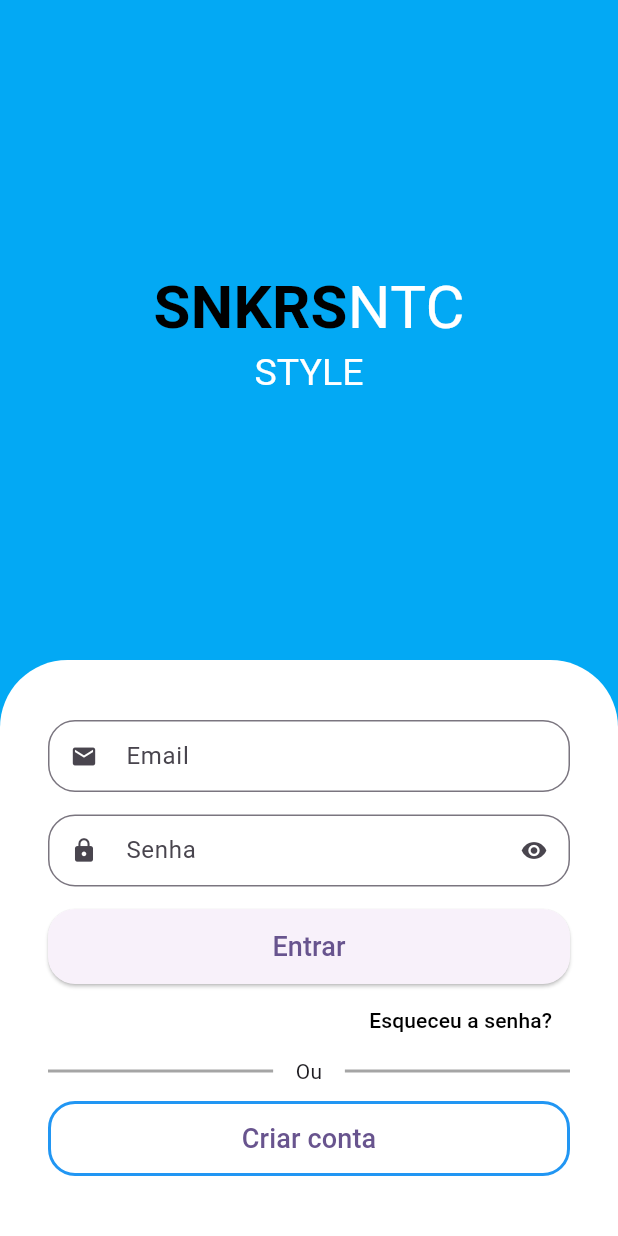
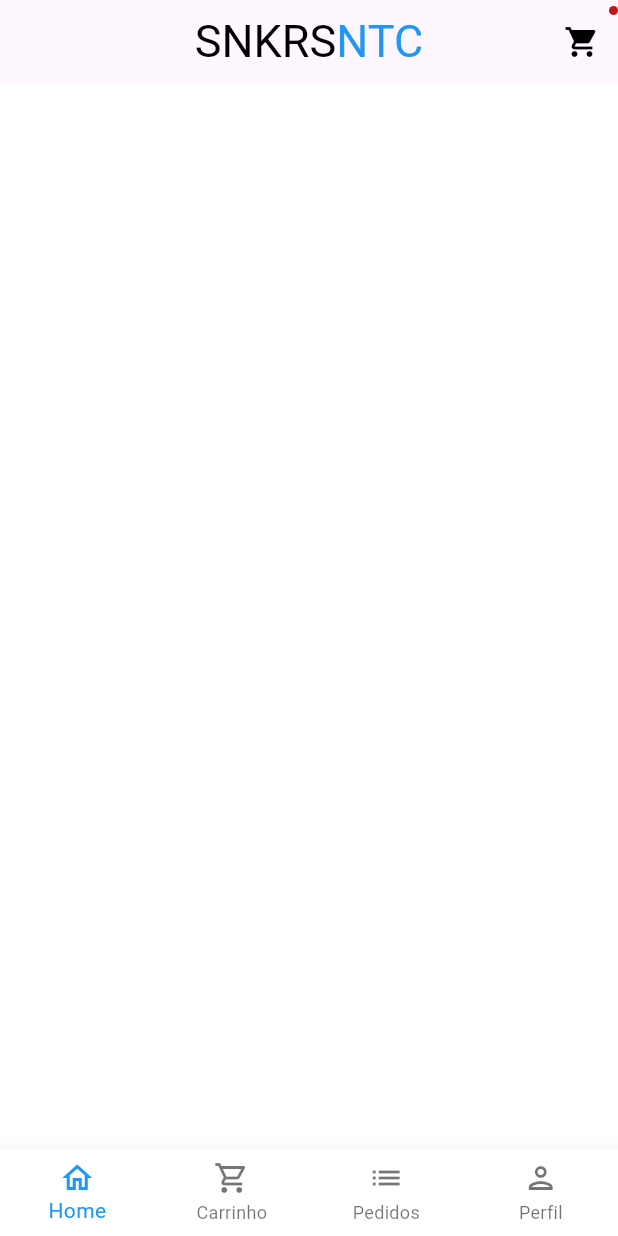
Before and after one commit to Kadu17/LoginFlutter, a Flutter app: the screen it shows after launch, after a tap on "Entrar", on a phone screen of 412 x 824 dp. Run offline on Flutter 3.47's test engine with Material 3 defaults, Android fonts, the phone set to English and light mode, and no system bars; drawn by our look-alikes of animated_text_kit; our stand-ins replace mask_text_input_formatter.

```diff
--- /dev/null
+++ b/lib/config/repositories/cep_repository_impl.dart
@@ -0,0 +1 @@
+// TODO Implement this library.
--- a/lib/main.dart
+++ b/lib/main.dart
@@ -14,6 +14,7 @@ class MyApp extends StatelessWidget {
       theme: ThemeData(
         colorScheme: ColorScheme.fromSeed(seedColor: Colors.deepPurple),
         useMaterial3: true,
+        scaffoldBackgroundColor: Colors.white.withAlpha(190)
       ),
       debugShowCheckedModeBanner: false,
       home: const SigInScreen(),
--- /dev/null
+++ b/lib/src/auth/home/home_tab.dart
@@ -0,0 +1,49 @@
+import 'package:flutter/material.dart';
+
+class HomeTab extends StatelessWidget {
+  const HomeTab({super.key});
+
+  @override
+  Widget build(BuildContext context) {
+    return Scaffold(
+      // App bar
+
+      appBar: AppBar(
+        // backgroundColor: Colors.transparent,
+        // elevation: 0,
+        centerTitle: true,
+        title: const Text.rich(
+          TextSpan(
+            style: TextStyle(
+              fontSize: 30,
+            ),
+            children: [
+              TextSpan(text: 'SNKRS', style: TextStyle(color: Colors.black)),
+              TextSpan(
+                text: 'NTC',
+                style: TextStyle(color: Colors.blue),
+              ),
+            ],
+          ),
+        ),
+        actions: [
+          Badge(
+            child: IconButton(
+              onPressed: () {},
+              icon: const Icon(
+                Icons.shopping_cart,
+                color: Colors.black,
+              ),
+            ),
+          ),
+        ],
+      ),
+
+      // Campo de pesquisa
+
+      // Categorias
+
+      // Grid
+    );
+  }
+}
--- a/lib/src/auth/sign_in_screen.dart
+++ b/lib/src/auth/sign_in_screen.dart
@@ -2,6 +2,7 @@ import 'package:animated_text_kit/animated_text_kit.dart';
 import 'package:flutter/material.dart';
 import 'package:flutterlogin/src/auth/components/custom_text_field.dart';
 import 'package:flutterlogin/src/auth/sign_up_screen.dart';
+import 'package:flutterlogin/src/base/base_screen.dart';
 
 class SigInScreen extends StatelessWidget {
   const SigInScreen({Key? key}) : super(key: key);
@@ -103,7 +104,12 @@ class SigInScreen extends StatelessWidget {
                             borderRadius: BorderRadius.circular (18),
                           ),
                         ),
-                        onPressed: (){},
+                        onPressed: (){
+                          Navigator.of(context)
+                          .pushReplacement(MaterialPageRoute(builder: (c) {
+                            return const BaseScreen();
+                          }));
+                        },
                         child: const Text('Entrar', style: TextStyle(
                           fontSize: 18,
                         ),),
--- a/lib/src/auth/sign_up_screen.dart
+++ b/lib/src/auth/sign_up_screen.dart
@@ -1,25 +1,25 @@
 import 'package:flutter/material.dart';
 import 'package:flutterlogin/src/auth/components/custom_text_field.dart';
 import 'package:mask_text_input_formatter/mask_text_input_formatter.dart';
-import 'package:flutterlogin/config/repositories/cep_repository_impl.dart';
-import 'package:flutterlogin/repositories/cep_repository.dart';
+// import 'package:flutterlogin/config/repositories/cep_repository_impl.dart';
+// import 'package:flutterlogin/repositories/cep_repository.dart';
 
 class SignUpScreen extends StatelessWidget {
   SignUpScreen({super.key});
 
-  class _SignUpState extends State<SignUpScreen> {
-    final CepRepository cepRepository = CepRepositoryImpl();
-    EnderecoModel? enderecoModel;
+//   class _SignUpState extends State<SignUpScreen> {
+//     final CepRepository cepRepository = CepRepositoryImpl();
+//     EnderecoModel? enderecoModel;
 
 
-    final formKey = GlobalKey<FormState>();
-    final cepEC = TextEditingController();
+    // final formKey = GlobalKey<FormState>();
+    // final cepEC = TextEditingController();
 
-    @override
-      void dispose() {
-      cepEC.dispose();
-      super.dispose();
-    }
+    // @override
+    //   void dispose() {
+    //   cepEC.dispose();
+    //   super.dispose();
+    // }
 
     final cpfFormatter = MaskTextInputFormatter(
       mask: '###.###.###-##',
@@ -30,6 +30,11 @@ class SignUpScreen extends StatelessWidget {
       mask: '## #####-####',
       filter: {'#': RegExp(r'[0-9]')}
     );
+
+    // final cepFormatter = MaskTextInputFormatter(
+    //   mask: '#####-####',
+    //   filter: {'#': RegExp(r'[0-9]')}
+    // );
 
     @override
     Widget build(BuildContext context) {
@@ -95,10 +100,11 @@ class SignUpScreen extends StatelessWidget {
                             label: 'CPF',
                             inputFormatters: [cpfFormatter],
                           ),
-                          const CustomTextField(
-                            icon: Icons.map,
-                            label: 'CEP',
-                          ),
+                          // CustomTextField(
+                          //   icon: Icons.map,
+                          //   label: 'CEP',
+                          //   inputFormatters: [cepFormatter],
+                          // ),
                           SizedBox(
                             height: 50,
                             child: ElevatedButton(
@@ -142,5 +148,4 @@ class SignUpScreen extends StatelessWidget {
         ),
       );
     }
-  }
 }
--- /dev/null
+++ b/lib/src/base/base_screen.dart
@@ -0,0 +1,60 @@
+import 'package:flutter/material.dart';
+import 'package:flutterlogin/src/auth/home/home_tab.dart';
+
+class BaseScreen extends StatefulWidget {
+  const BaseScreen({super.key});
+
+  @override
+  State<BaseScreen> createState() => _BaseScreenState();
+}
+
+class _BaseScreenState extends State<BaseScreen> {
+  int currentIndex = 0;
+  final pageController = PageController();
+
+  @override
+  Widget build(BuildContext context) {
+    return Scaffold(
+
+      body: PageView(
+        physics: const NeverScrollableScrollPhysics(),
+        controller: pageController,
+        children: [
+          const HomeTab(),
+          Container(color: Colors.blue),
+          Container(color: Colors.purple),
+          Container(color: Colors.red),
+        ],
+      ),
+      bottomNavigationBar: BottomNavigationBar(
+        currentIndex: currentIndex,
+        onTap: (index) {
+          setState(() {
+            currentIndex = index;
+            pageController.jumpToPage(index);
+          });
+        },
+        type: BottomNavigationBarType.fixed,
+        backgroundColor: Colors.white,
+        selectedItemColor: Colors.blue,
+        items: const [
+          BottomNavigationBarItem(
+            icon: Icon(Icons.home_outlined),
+            label: 'Home',
+          ),
+          BottomNavigationBarItem(
+            icon: Icon(Icons.shopping_cart_outlined),
+            label: 'Carrinho',
+          ),
+          BottomNavigationBarItem(
+            icon: Icon(Icons.list),
+            label: 'Pedidos',
+          ),
+          BottomNavigationBarItem(
+            icon: Icon(Icons.person_outlined),
+            label: 'Perfil',
+          )
+      ] ),
+    );
+  }
+}
--- a/pubspec.yaml
+++ b/pubspec.yaml
@@ -38,6 +38,7 @@ dependencies:
   cupertino_icons: ^1.0.2
   animated_text_kit: ^4.2.2
   mask_text_input_formatter: ^2.9.0
+  badges: ^3.1.2
   dio: ^5.4.1
 
 dev_dependencies:
```
Also changed, not shown: pubspec.lock.
